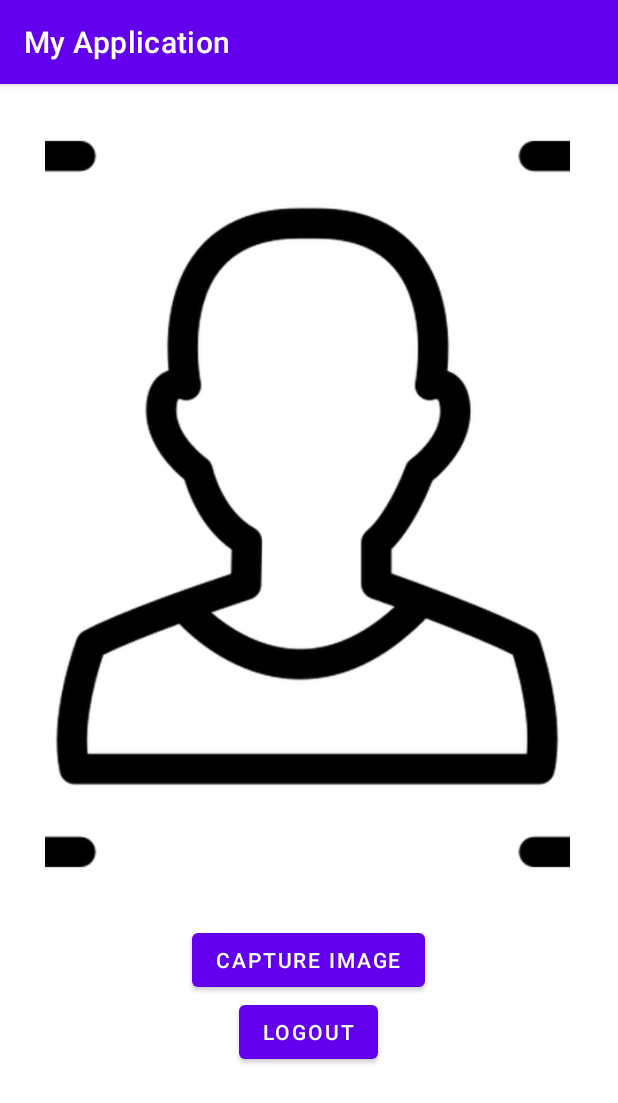
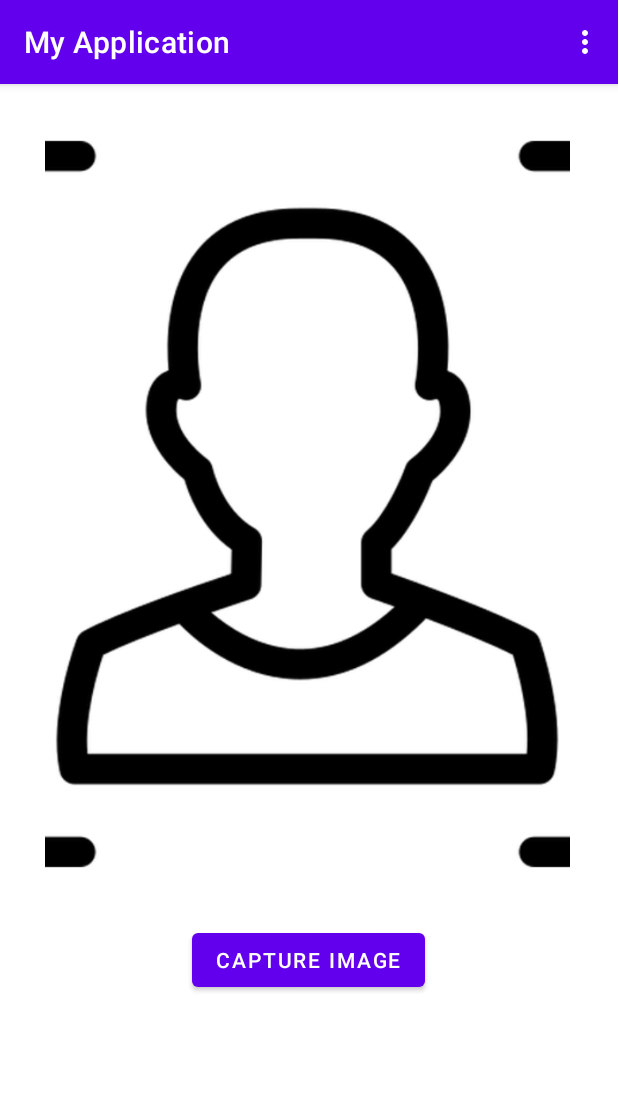
Before and after one commit to Javiier-pzk/MyAndroidApp, an Android app: the screen it shows after launch once a user with an empty profile is signed in (MainActivity), on a phone screen of 412 x 824 dp. Shown: the top 1103 px of the screen. Run offline under Robolectric (Android 15) with nearby library versions, the phone set to English and light mode, and no system bars; our stand-ins replace Firebase (no records; nobody signed in at launch, a user with empty details on screens opened directly).

Commit message:
Add logout button in menu bar

```diff
--- a/app/src/main/java/com/example/myapplication/MainActivity.java
+++ b/app/src/main/java/com/example/myapplication/MainActivity.java
@@ -12,6 +12,9 @@ import android.net.Uri;
 import android.os.Build;
 import android.os.Bundle;
 import android.provider.MediaStore;
+import android.view.Menu;
+import android.view.MenuInflater;
+import android.view.MenuItem;
 import android.widget.Button;
 import android.widget.ImageView;
 
@@ -24,7 +27,6 @@ public class MainActivity extends AppCompatActivity {
     private static final int IMAGE_CAPTURE_CODE = 1001;
     private static final int PERMISSION_CODE = 1000;
     private Button cameraButton;
-    private Button logout;
     private ImageView imageView;
     private Uri imageUri;
 
@@ -32,16 +34,27 @@ public class MainActivity extends AppCompatActivity {
     protected void onCreate(Bundle savedInstanceState) {
         super.onCreate(savedInstanceState);
         setContentView(R.layout.activity_main);
-        logout = findViewById(R.id.logout);
         cameraButton = findViewById(R.id.cameraButton);
         imageView = findViewById(R.id.imageView);
+        cameraButton.setOnClickListener(view -> getPermission());
+    }
 
-        cameraButton.setOnClickListener(view -> getPermission());
-        logout.setOnClickListener(view -> {
+    @Override
+    public boolean onCreateOptionsMenu(Menu menu) {
+        MenuInflater inflater = getMenuInflater();
+        inflater.inflate(R.menu.logout_menu, menu);
+        return true;
+    }
+
+    @Override
+    public boolean onOptionsItemSelected(@NonNull MenuItem item) {
+        if (item.getItemId() == R.id.logoutMenu) {
             Auth.signOut(this);
             startActivity(new Intent(this, StartActivity.class));
             finish();
-        });
+            return true;
+        }
+        return super.onOptionsItemSelected(item);
     }
 
     //this method is called when user presses deny or allow from request permission popup
--- /dev/null
+++ b/app/src/main/res/drawable/ic_menu_icon.xml
@@ -0,0 +1,5 @@
+<vector android:height="24dp" android:tint="#F6F6F6"
+    android:viewportHeight="24" android:viewportWidth="24"
+    android:width="24dp" xmlns:android="http://schemas.android.com/apk/res/android">
+    <path android:fillColor="@android:color/white" android:pathData="M12,8c1.1,0 2,-0.9 2,-2s-0.9,-2 -2,-2 -2,0.9 -2,2 0.9,2 2,2zM12,10c-1.1,0 -2,0.9 -2,2s0.9,2 2,2 2,-0.9 2,-2 -0.9,-2 -2,-2zM12,16c-1.1,0 -2,0.9 -2,2s0.9,2 2,2 2,-0.9 2,-2 -0.9,-2 -2,-2z"/>
+</vector>
--- a/app/src/main/res/layout/activity_main.xml
+++ b/app/src/main/res/layout/activity_main.xml
@@ -23,12 +23,4 @@
         android:layout_centerInParent="true"
         android:layout_below="@+id/imageView"/>
 
-    <Button
-        android:layout_width="wrap_content"
-        android:layout_height="wrap_content"
-        android:id="@+id/logout"
-        android:text="@string/logout"
-        android:layout_below="@+id/cameraButton"
-        android:layout_centerInParent="true" />
-
 </RelativeLayout>
--- /dev/null
+++ b/app/src/main/res/menu/logout_menu.xml
@@ -0,0 +1,6 @@
+<?xml version="1.0" encoding="utf-8"?>
+<menu xmlns:android="http://schemas.android.com/apk/res/android"
+    xmlns:app="http://schemas.android.com/apk/res-auto">
+    <item android:id="@+id/logoutMenu" android:title="@string/logout"
+        android:icon="@drawable/ic_menu_icon" app:showAsAction="never"/>
+</menu>
--- a/app/src/main/res/values/strings.xml
+++ b/app/src/main/res/values/strings.xml
@@ -8,6 +8,6 @@
     <string name="reenterPassword"> Enter your password again </string>
     <string name="setEmail"> Set your email </string>
     <string name="setPassword"> Set your password </string>
-    <string name="logout"> logout </string>
+    <string name="logout"> Logout </string>
     <string name="captureImage"> Capture Image </string>
 </resources>
```
